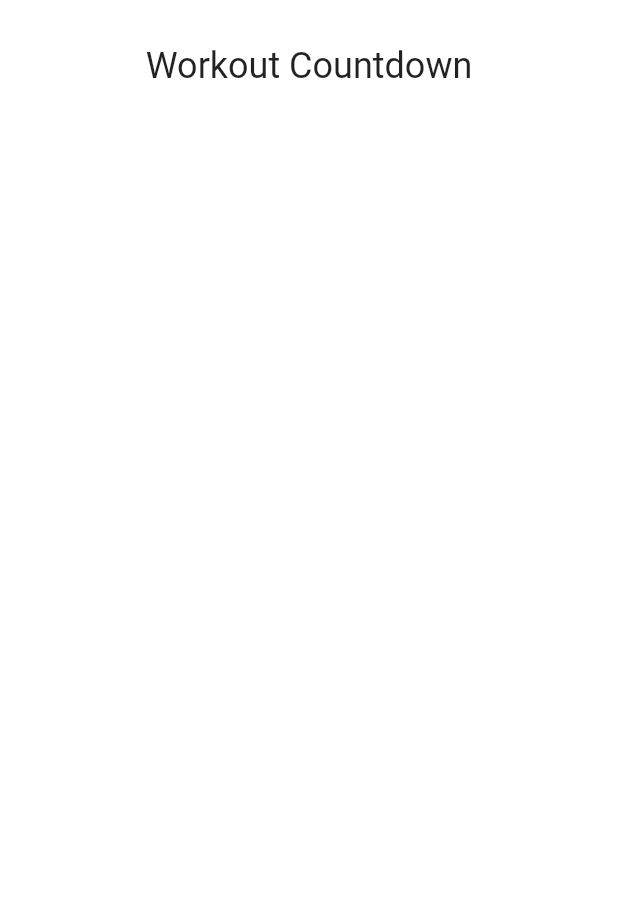
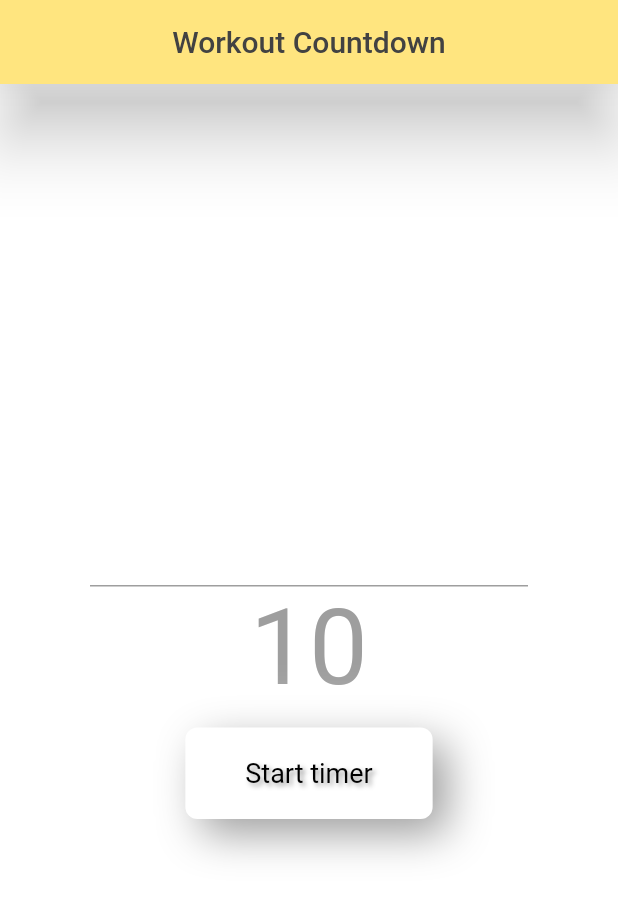
Before and after one commit to ziggyt/countdown_workout, a Flutter app: the screen it shows after launch, on a phone screen of 412 x 824 dp. Shown: the top 897 px of the screen. Run offline on Flutter 3.47's test engine with Material 2 defaults, Android fonts, the phone set to English and light mode, and no system bars; drawn by our look-alikes of flutter_neumorphic; our stand-ins replace syncfusion_flutter_gauges.

Commit message:
Add working timer

```diff
--- a/lib/main.dart
+++ b/lib/main.dart
@@ -1,5 +1,8 @@
+import 'dart:async';
+
 import 'package:flutter/material.dart';
 import 'package:flutter_neumorphic/flutter_neumorphic.dart';
+import 'package:syncfusion_flutter_gauges/gauges.dart';
 
 void main() {
   runApp(NeumorphicApp(
@@ -9,8 +12,8 @@ void main() {
       themeMode: ThemeMode.light,
       theme: NeumorphicThemeData(
         baseColor: Color(0xFFFFFFFF),
-        lightSource: LightSource.topLeft,
-        depth: 10,
+        lightSource: LightSource.top,
+        depth: 20,
       ),
       darkTheme: NeumorphicThemeData(
         baseColor: Color(0xFF3E3E3E),
@@ -19,14 +22,84 @@ void main() {
       )));
 }
 
-class Home extends StatelessWidget {
+class Home extends StatefulWidget {
+  @override
+  _HomeState createState() => _HomeState();
+}
+
+class _HomeState extends State<Home> {
+  Timer timer;
+
+  int targetSeconds = 10;
+
+  void startTimer() {
+    timer = Timer.periodic(Duration(seconds: 1), (timer) {
+      setState(() {
+        if (targetSeconds > 0) {
+          targetSeconds--;
+        } else {
+          timer.cancel();
+        }
+      });
+    });
+  }
+
+  @override
+  void initState() {
+    super.initState();
+  }
+
   @override
   Widget build(BuildContext context) {
     return Scaffold(
-        appBar: NeumorphicAppBar(
-          title: Text('Workout Countdown'),
-          centerTitle: true,
+      appBar: AppBar(
+        backgroundColor: Colors.amberAccent[100],
+        title: Text(
+          'Workout Countdown',
+          style: TextStyle(color: Colors.grey.shade800),
         ),
-        backgroundColor: NeumorphicTheme.baseColor(context));
+        centerTitle: true,
+        elevation: 20,
+      ),
+      backgroundColor: NeumorphicTheme.baseColor(context),
+      body: Center(
+        child: Column(
+          mainAxisAlignment: MainAxisAlignment.center,
+          children: [
+            Padding(
+              padding: const EdgeInsets.symmetric(horizontal: 60),
+              child: Center(
+                child: TextField(
+                  keyboardType: TextInputType.number,
+                  style: TextStyle(fontSize: 28),
+                ),
+              ),
+            ),
+            Text(
+              targetSeconds.toString(),
+              style: TextStyle(fontSize: 70, color: Colors.grey.shade500),
+            ),
+            NeumorphicButton(
+                margin: EdgeInsets.only(top: 12),
+                onPressed: () {},
+                style: NeumorphicStyle(
+                  shape: NeumorphicShape.flat,
+                  boxShape:
+                      NeumorphicBoxShape.roundRect(BorderRadius.circular(8)),
+                  //border: NeumorphicBorder()
+                ),
+                padding: const EdgeInsets.fromLTRB(40, 20, 40, 20),
+                child: NeumorphicText("Start timer",
+                    style: NeumorphicStyle(
+                      depth: 4, //customize depth here
+                      color: Colors.black, //customize color here
+                    ),
+                    textStyle: NeumorphicTextStyle(
+                      fontSize: 18, //customize size here
+                    )))
+          ],
+        ),
+      ),
+    );
   }
 }
--- /dev/null
+++ b/lib/services/workout_timer.dart
@@ -0,0 +1,17 @@
+import 'dart:async';
+
+class WorkoutTimer{
+
+  Stopwatch stopwatch = Stopwatch();
+
+
+  void startTimer(){
+    stopwatch.start();
+  }
+
+  int getElapsedTime(){
+    return stopwatch.elapsed.inSeconds;
+  }
+
+
+}
```
Also changed, not shown: pubspec.lock.
